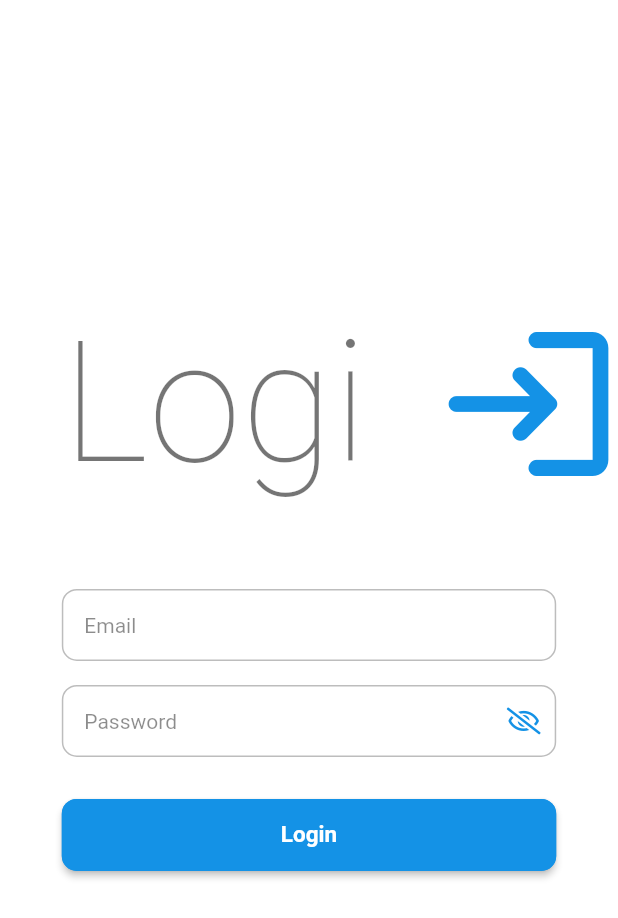
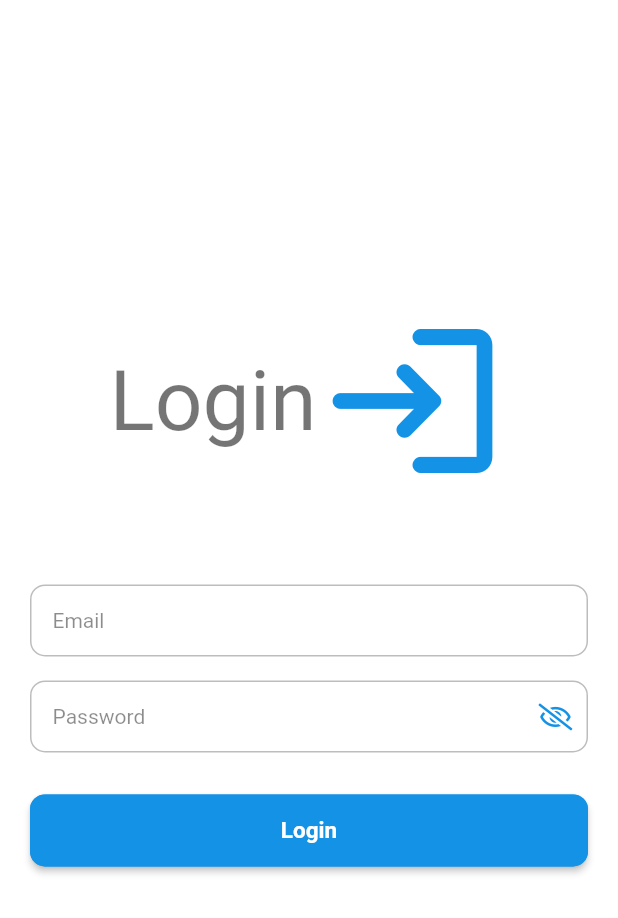
Before and after one commit to AhmedAbogameel/responsive_login_ui, a Flutter app: the screen it shows after launch, on a phone screen of 412 x 824 dp. Shown: the top 918 px of the screen. Run offline on Flutter 3.47's test engine with Material 2 defaults, Android fonts, the phone set to English and light mode, and no system bars; our stand-ins replace carousel_slider, font_awesome_flutter; Roboto replaces fonts that are missing (Tajawal).

Commit message:
- Fixing bugs on mobile - Readme file edited

```diff
--- a/lib/features/login/platforms/mobile.dart
+++ b/lib/features/login/platforms/mobile.dart
@@ -9,7 +9,9 @@ class LoginViewMobile extends StatelessWidget {
   @override
   Widget build(BuildContext context) {
     return Padding(
-      padding: EdgeInsets.symmetric(horizontal: sizeFromWidth(10), vertical: sizeFromHeight(5)),
+      padding: EdgeInsets.symmetric(
+          horizontal: 20,
+          vertical: sizeFromHeight(5)),
       child: SingleChildScrollView(
         child: Column(
           crossAxisAlignment: CrossAxisAlignment.stretch,
--- a/lib/features/login/units/logo.dart
+++ b/lib/features/login/units/logo.dart
@@ -6,13 +6,12 @@ class LoginLogo extends StatelessWidget {
   Widget build(BuildContext context) {
     return Padding(
       padding: const EdgeInsets.symmetric(vertical: 50),
-      child: Center(
-        child: Row(
-          children: [
-            Expanded(flex: 3,child: Text('Login', style: getTextTheme.headline1, maxLines: 1,)),
-            Expanded(child: Icon(Icons.login_rounded,size: sizeFromHeight(6),color: kPrimaryColor,)),
-          ],
-        ),
+      child: Row(
+        mainAxisAlignment: MainAxisAlignment.center,
+        children: [
+          Text('Login', style: getTextTheme.headline2, maxLines: 1,),
+          Icon(Icons.login_rounded,size: sizeFromHeight(6),color: kPrimaryColor,),
+        ],
       ),
     );
   }
```
Also changed, not shown: readme_images/mobile_mobile.png (added), readme_images/mobile_web.png (added), readme_images/tablet_tablet.png (added), readme_images/tablet_web.png (added), 2 other files.
